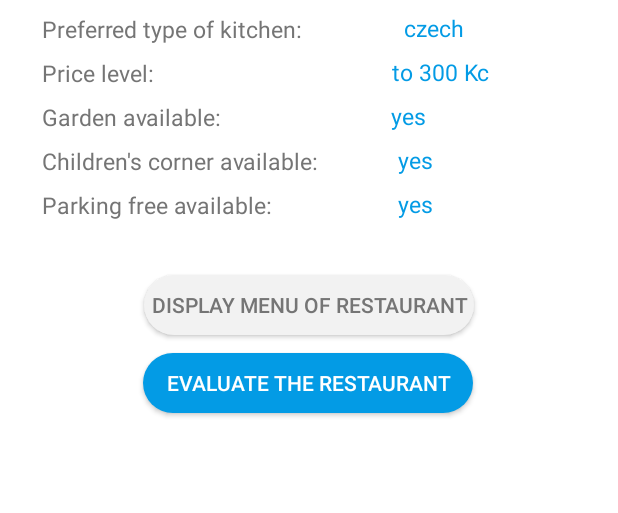
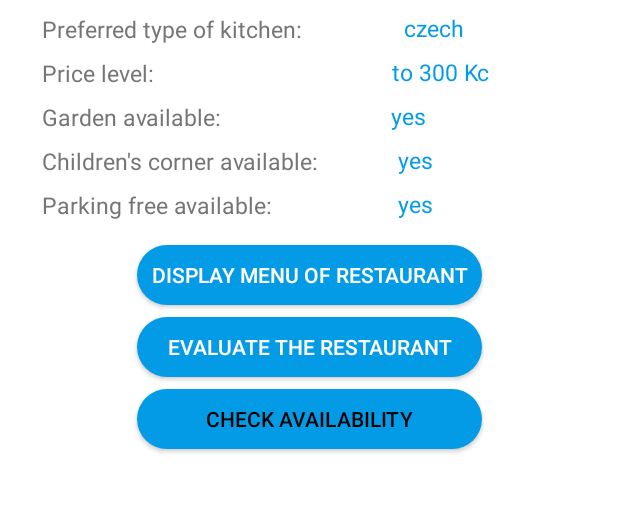
Before and after one commit to ard0p8v/SMAP_SmartRestaurants, an Android app: the DetailActivity screen opened directly, with no data from a screen before it, on a phone screen of 412 x 824 dp, the part 386-899 px from its top. Run offline under Robolectric (Android 15) with nearby library versions, the phone set to English and light mode, and no system bars; our stand-ins replace Firebase (no records; nobody signed in at launch, a user with empty details on screens opened directly), Picasso.

Commit message:
Current location added, check availability

```diff
--- a/app/build.gradle
+++ b/app/build.gradle
@@ -56,6 +56,8 @@ dependencies {
 
     implementation 'com.google.maps.android:android-maps-utils:0.4+'
 
+    implementation 'com.karumi:dexter:5.0.0'
+
 }
 
 apply plugin: 'com.google.gms.google-services'
--- a/app/src/main/res/layout/activity_bacis_find_restaurant.xml
+++ b/app/src/main/res/layout/activity_bacis_find_restaurant.xml
@@ -41,6 +41,6 @@
     <android.support.v7.widget.RecyclerView
         android:id="@+id/recyclerView"
         android:layout_width="match_parent"
-        android:layout_height="match_parent" />
+        android:layout_height="438dp" />
 
 </LinearLayout>
--- a/app/src/main/res/layout/activity_detail.xml
+++ b/app/src/main/res/layout/activity_detail.xml
@@ -231,32 +231,46 @@
 
     <Button
         android:id="@+id/btnDisplayMenu"
-        android:layout_width="220dp"
+        android:layout_width="230dp"
         android:layout_height="40dp"
         android:layout_marginEnd="8dp"
         android:layout_marginStart="8dp"
-        android:layout_marginTop="36dp"
-        android:background="@drawable/button_style_main"
+        android:layout_marginTop="16dp"
+        android:background="@drawable/button_style_login"
         android:onClick="actionDisplayMenu"
         android:text="Display menu of restaurant"
-        android:textColor="#757575"
+        android:textColor="@color/white"
         app:layout_constraintEnd_toEndOf="parent"
         app:layout_constraintStart_toStartOf="parent"
         app:layout_constraintTop_toBottomOf="@+id/textView18" />
 
     <Button
-        android:id="@+id/btnDisplayOnMap"
-        android:layout_width="220dp"
+        android:id="@+id/btnCheckAvailability"
+        android:layout_width="230dp"
         android:layout_height="40dp"
         android:layout_marginEnd="8dp"
         android:layout_marginStart="8dp"
-        android:layout_marginTop="12dp"
+        android:layout_marginTop="8dp"
+        android:background="@drawable/button_style_login"
+        android:onClick="actionDisplayMenu"
+        android:text="Check availability"
+        android:textColor="@color/black"
+        app:layout_constraintEnd_toEndOf="parent"
+        app:layout_constraintStart_toStartOf="parent"
+        app:layout_constraintTop_toBottomOf="@+id/btnDisplayOnMap" />
+
+    <Button
+        android:id="@+id/btnDisplayOnMap"
+        android:layout_width="230dp"
+        android:layout_height="40dp"
+        android:layout_marginEnd="8dp"
+        android:layout_marginStart="8dp"
+        android:layout_marginTop="8dp"
         android:background="@drawable/button_style_login"
         android:onClick="actionEvaluate"
         android:text="Evaluate the restaurant"
         android:textColor="@color/white"
         app:layout_constraintEnd_toEndOf="parent"
-        app:layout_constraintHorizontal_bias="0.497"
         app:layout_constraintStart_toStartOf="parent"
         app:layout_constraintTop_toBottomOf="@+id/btnDisplayMenu" />
 
--- a/app/src/main/res/values/colors.xml
+++ b/app/src/main/res/values/colors.xml
@@ -7,7 +7,7 @@
     <color name="darkBrown">#331A00</color>
     <color name="lightGreen">#D6F5D6</color>
     <color name="green">#6BA539</color>
-    <color name="white">#FFFFFF</color>
+    <color name="white">#ffffff</color>
     <color name="black">#000000</color>
 
     <color name="red">#802828</color>
```
Also changed, not shown: app/src/main/java/com/sample/smartrestaurants/MapsActivity.java (+101 -54 lines), app/src/main/java/com/sample/smartrestaurants/db/Menu.java (added, +18 -0 lines), app/src/main/res/drawable/icon_location.png (added).
